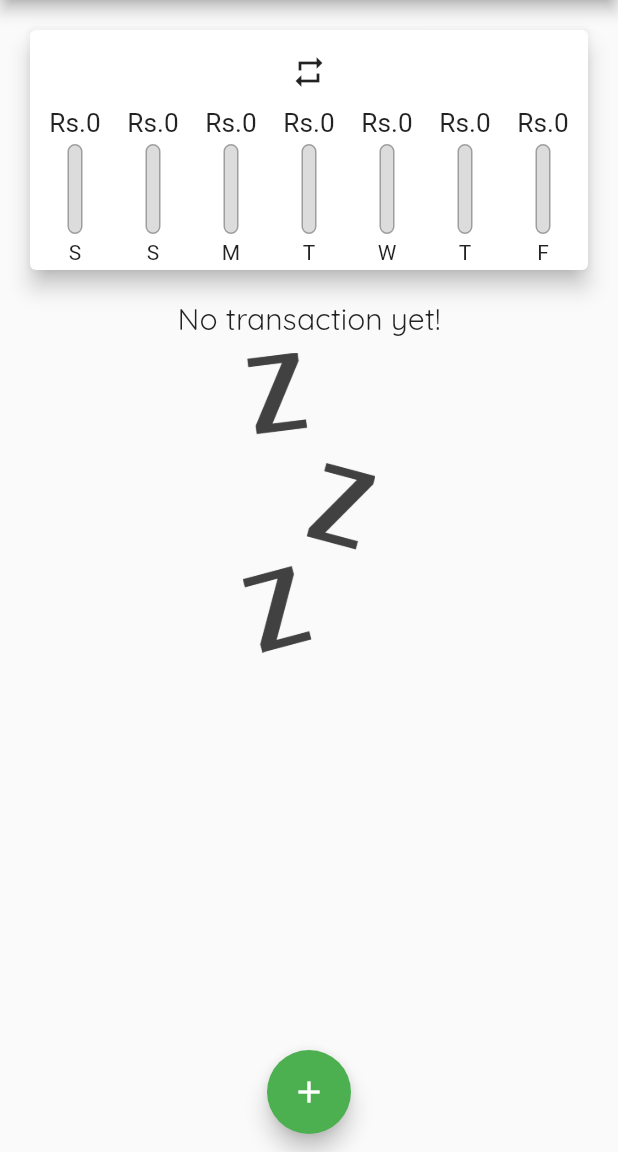
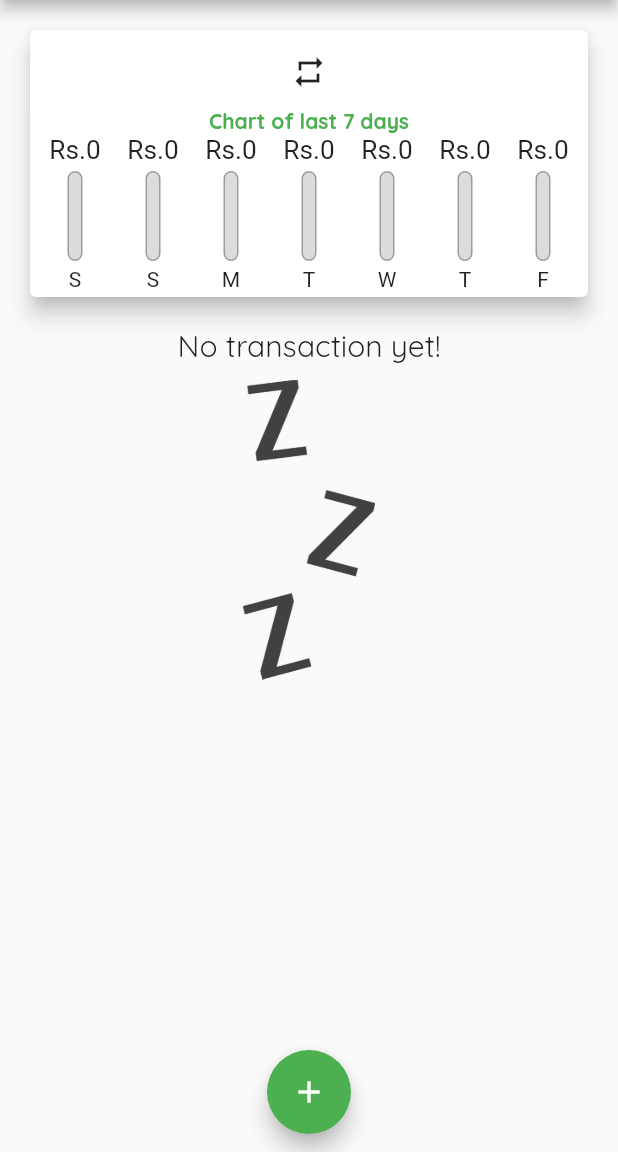
Before and after one commit to umairliaqat33/expenses_app, a Flutter app: the StartScreen screen opened directly, after a tap on the "repeat" icon, on a phone screen of 412 x 824 dp, the part 84-1236 px from its top. Run offline on Flutter 3.47's test engine with Material 2 defaults, Android fonts, the light colour scheme and no system bars; our stand-ins replace animated_text_kit, cloud_firestore, firebase_auth, firebase_core, fluttertoast, modal_progress_hud; accounts and stored records are empty; Roboto replaces fonts that are missing (Open Sans).

Commit message:
made a weight of 5 seconds after information is incorrect and made spinner false after 5 seconds if login is failed and added a comment on top of chart of 7 days

```diff
--- a/lib/screens/Login_Screen.dart
+++ b/lib/screens/Login_Screen.dart
@@ -1,3 +1,5 @@
+import 'dart:io';
+
 import 'package:expenses_app/screens/Registration_Screen.dart';
 import 'package:expenses_app/screens/welcome_screen.dart';
 import 'package:firebase_auth/firebase_auth.dart';
@@ -10,6 +12,7 @@ import '../menu_screen.dart';
 
 class LoginScreen extends StatefulWidget {
   static const String id = 'login_screen';
+
   @override
   _LoginScreenState createState() => _LoginScreenState();
 }
@@ -175,11 +178,14 @@ class _LoginScreenState extends State<LoginScreen> {
           Fluttertoast.showToast(msg: e);
         });
       } catch (e) {
+        sleep(const Duration(seconds: 5));
+        showSpinner = false;
         Fluttertoast.showToast(msg: e.toString());
       }
     } else {
       Fluttertoast.showToast(
           msg: "Please check email or password and try again");
+      showSpinner = false;
     }
   }
 }
--- a/lib/widgets/chart.dart
+++ b/lib/widgets/chart.dart
@@ -13,8 +13,6 @@ class Chart extends StatelessWidget {
   List<Transactions> recentTransaction;
 
   Chart(this.recentTransaction);
-
-
 
   List<Map<String, Object>> get groupedTransactionsValues {
     //we are using list type map because we have to return two things date and amount
@@ -44,23 +42,30 @@ class Chart extends StatelessWidget {
     });
   }
 
-
   @override
   Widget build(BuildContext context) {
-    return Consumer<Transactions>(
-      builder: (context, Transactions, child) {
-        // Transactions.sampleList.clear();
-        return Card(
+    return Consumer<Transactions>(builder: (context, Transactions, child) {
+      // Transactions.sampleList.clear();
+      return Card(
         elevation: 6,
         margin: EdgeInsets.all(20),
         child: Padding(
           padding: EdgeInsets.all(4.0),
           child: Column(
             children: [
-              IconButton(onPressed: (){
-                Navigator.pushReplacement(
-                    context, MaterialPageRoute(builder: (context) => StartScreen()));
-              }, icon: Icon(Icons.repeat)),
+              IconButton(
+                  onPressed: () {
+                    Navigator.pushReplacement(context,
+                        MaterialPageRoute(builder: (context) => StartScreen()));
+                  },
+                  icon: Icon(Icons.repeat)),
+              Text(
+                "Chart of last 7 days",
+                style: TextStyle(
+                  color: Colors.green,
+                  fontWeight: FontWeight.bold
+                ),
+              ),
               Row(
                 mainAxisAlignment: MainAxisAlignment.spaceAround,
                 children: groupedTransactionsValues.map((data) {
@@ -81,7 +86,6 @@ class Chart extends StatelessWidget {
           ),
         ),
       );
-      }
-    );
+    });
   }
 }
```
